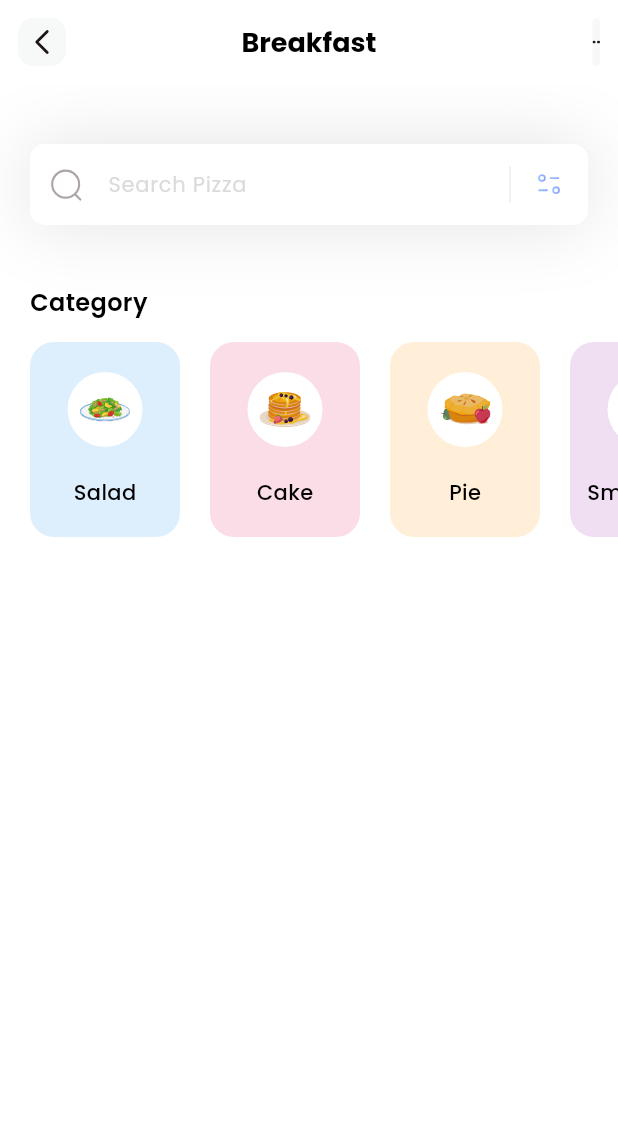
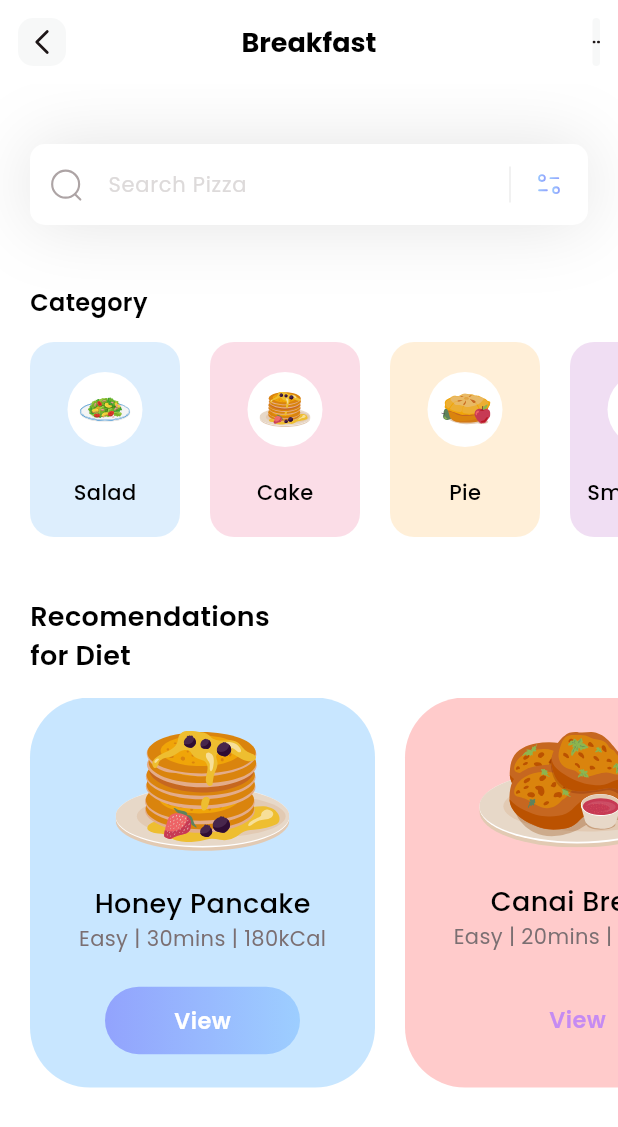
Before and after one commit to furyydev/trell, a Flutter app: the screen it shows after launch, on a phone screen of 412 x 824 dp. Shown: the top 1127 px of the screen. Run offline on Flutter 3.47's test engine with Material 3 defaults, Android fonts, the phone set to English and light mode, and no system bars; our stand-ins replace flutter_svg.

Commit message:
Added Diet Section

```diff
--- /dev/null
+++ b/lib/models/dietmodels.dart
@@ -0,0 +1,48 @@
+import 'package:flutter/material.dart';
+
+class Dietmodels {
+  String name;
+  String iconPath;
+  String level;
+  String duration;
+  String calories;
+  bool viewisSelected;
+  Color boxColor;
+
+  Dietmodels({
+    required this.name,
+    required this.iconPath,
+    required this.level,
+    required this.duration,
+    required this.calories,
+    required this.viewisSelected,
+    required this.boxColor,
+  });
+
+  static List<Dietmodels> getDiet() {
+    List<Dietmodels> diets = [];
+    diets.add(
+      Dietmodels(
+        name: 'Honey Pancake',
+        iconPath: 'assets/icons/honey-pancakes.svg',
+        level: 'Easy',
+        duration: '30mins',
+        calories: '180kCal',
+        viewisSelected: true,
+        boxColor: const Color.fromARGB(255, 145, 206, 255),
+      ),
+    );
+    diets.add(
+      Dietmodels(
+        name: 'Canai Bread',
+        iconPath: 'assets/icons/canai-bread.svg',
+        level: 'Easy',
+        duration: '20mins',
+        calories: '230kcal',
+        viewisSelected: false,
+        boxColor: const Color.fromARGB(255, 255, 152, 152),
+      ),
+    );
+    return diets;
+  }
+}
--- a/lib/pages/homepage.dart
+++ b/lib/pages/homepage.dart
@@ -1,8 +1,10 @@
 import 'package:flutter/material.dart';
 import 'package:flutter_svg/svg.dart';
 import 'package:trell/models/categorymodels.dart';
+import 'package:trell/models/dietmodels.dart';
 
 class Homepage extends StatefulWidget {
+  // ignore: prefer_const_constructors_in_immutables
   Homepage({super.key});
 
   @override
@@ -11,14 +13,25 @@ class Homepage extends StatefulWidget {
 
 class _HomepageState extends State<Homepage> {
   List<CategoryModel> categories = [];
+  List<Dietmodels> diets = [];
 
   void _getCategories() {
     categories = CategoryModel.getCategories();
   }
 
+  void _getDiet() {
+    diets = Dietmodels.getDiet();
+  }
+
+  void modelsInfo() {
+    categories = CategoryModel.getCategories();
+    diets = Dietmodels.getDiet();
+  }
+
   @override
   Widget build(BuildContext context) {
     _getCategories();
+    _getDiet();
     return Scaffold(
       appBar: appBar(), // Upar wala part
       backgroundColor: Colors.white,
@@ -27,7 +40,112 @@ class _HomepageState extends State<Homepage> {
         children: [
           _searchBar(),
           SizedBox(height: 40),
+          _categorysection(),
+          SizedBox(height: 40),
+          _dietSection(),
+        ],
+      ),
+    );
+  }
+
+  Column _dietSection() {
+    return Column(
+      crossAxisAlignment: CrossAxisAlignment.start,
+      children: [
+        Padding(
+          padding: const EdgeInsets.only(left: 20),
+          child: Text(
+            'Recomendations\nfor Diet',
+            style: TextStyle(
+              color: Colors.black,
+              fontSize: 18,
+              fontWeight: FontWeight.w600,
+            ),
+          ),
+        ),
+        SizedBox(height: 15),
+        // ignore: sized_box_for_whitespace
+        Container(
+          height: 260,
+          // color: Colors.blue,
+          child: ListView.separated(
+            itemCount: diets.length,
+            scrollDirection: Axis.horizontal,
+            padding: EdgeInsets.only(left: 20, right: 20),
+            itemBuilder: (context, index) {
+              return Container(
+                width: 230,
+                decoration: BoxDecoration(
+                  // ignore: deprecated_member_use
+                  color: diets[index].boxColor.withOpacity(0.5),
+                  borderRadius: BorderRadius.circular(40),
+                ),
+                child: Column(
+                  mainAxisAlignment: MainAxisAlignment.spaceEvenly,
+                  children: [
+                    Column(children: [SvgPicture.asset(diets[index].iconPath)]),
                     Column(
+                      children: [
+                        Text(
+                          diets[index].name,
+                          style: TextStyle(
+                            color: Colors.black,
+                            fontSize: 18,
+                            fontWeight: FontWeight.w500,
+                          ),
+                        ),
+                        Text(
+                          "${diets[index].level} | ${diets[index].duration} | ${diets[index].calories}",
+                          style: TextStyle(
+                            color: Color(0xff7B6F72),
+                            fontSize: 14,
+                            fontWeight: FontWeight.w400,
+                          ),
+                        ),
+                      ],
+                    ),
+                    Container(
+                      height: 45,
+                      width: 130,
+                      decoration: BoxDecoration(
+                        borderRadius: BorderRadius.circular(50),
+                        gradient: LinearGradient(
+                          colors: [
+                            diets[index].viewisSelected
+                                ? Color(0xff92A3FD)
+                                : Colors.transparent,
+                            diets[index].viewisSelected
+                                ? Color(0xff9DCEFF)
+                                : Colors.transparent,
+                          ],
+                        ),
+                      ),
+                      child: Center(
+                        child: Text(
+                          "View",
+                          style: TextStyle(
+                            color: diets[index].viewisSelected
+                                ? Colors.white
+                                : Color(0xffC58BF2),
+                            fontSize: 15,
+                            fontWeight: FontWeight.w600,
+                          ),
+                        ),
+                      ),
+                    ),
+                  ],
+                ),
+              );
+            },
+            separatorBuilder: (context, index) => SizedBox(width: 20),
+          ),
+        ),
+      ],
+    );
+  }
+
+  Column _categorysection() {
+    return Column(
       crossAxisAlignment: CrossAxisAlignment.start,
       children: [
         Padding(
@@ -42,6 +160,7 @@ class _HomepageState extends State<Homepage> {
           ),
         ),
         SizedBox(height: 15),
+        // ignore: sized_box_for_whitespace
         Container(
           height: 130,
           child: ListView.separated(
@@ -54,6 +173,7 @@ class _HomepageState extends State<Homepage> {
                 // height: 50,
                 width: 100,
                 decoration: BoxDecoration(
+                  // ignore: deprecated_member_use
                   color: categories[index].boxColor.withOpacity(0.5),
                   borderRadius: BorderRadius.circular(16),
                 ),
@@ -69,9 +189,7 @@ class _HomepageState extends State<Homepage> {
                       ),
                       child: Padding(
                         padding: const EdgeInsets.all(8.0),
-                              child: SvgPicture.asset(
-                                categories[index].iconPath,
-                              ),
+                        child: SvgPicture.asset(categories[index].iconPath),
                       ),
                     ),
                     Text(
@@ -89,9 +207,6 @@ class _HomepageState extends State<Homepage> {
           ),
         ),
       ],
-          ),
-        ],
-      ),
     );
   }
 
```
Lines whose indentation alone changed are shown as unchanged.
